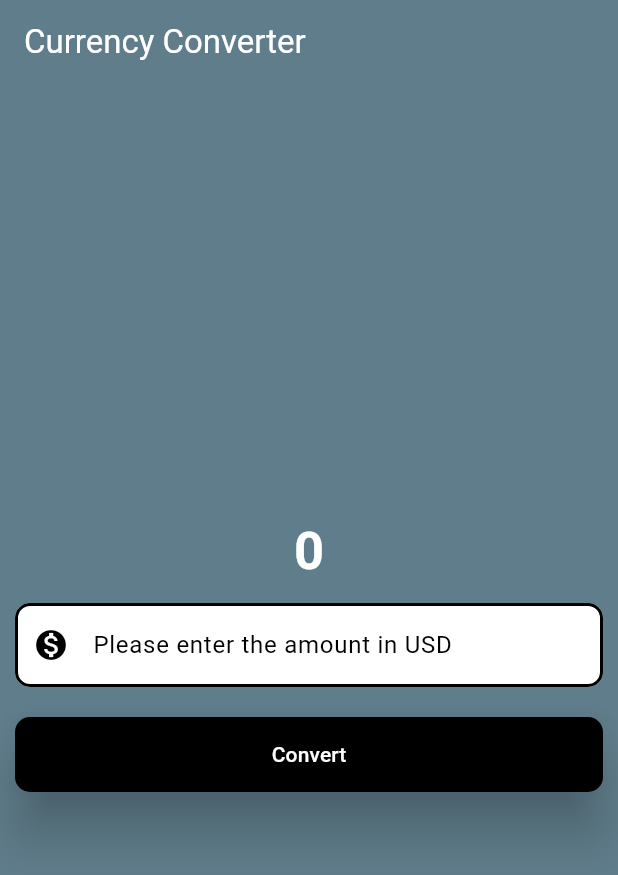
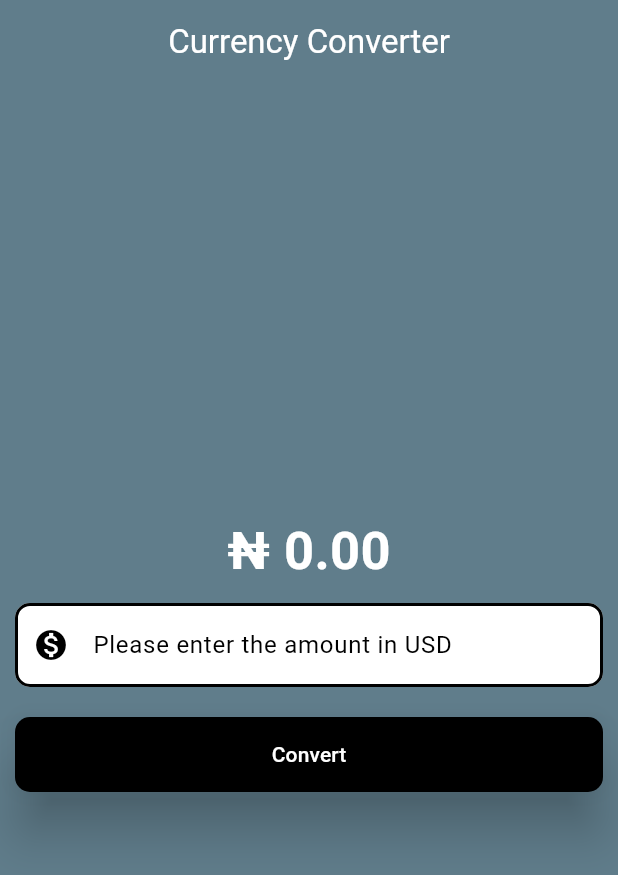
Before and after one commit to Josephus-git/currency_converter, a Flutter app: the screen it shows after launch, after a tap on "Convert", on a phone screen of 412 x 824 dp. Shown: the top 875 px of the screen. Run offline on Flutter 3.47's test engine with Material 3 defaults, Android fonts, the phone set to English and light mode, and no system bars.

Commit message:
added naira to currency conv

```diff
--- a/lib/currency_converter_main_page.dart
+++ b/lib/currency_converter_main_page.dart
@@ -1,13 +1,36 @@
 import 'package:flutter/material.dart';
 
-class CurrencyConverterMaterialPage extends StatelessWidget {
+class CurrencyConverterMaterialPage extends StatefulWidget {
   const CurrencyConverterMaterialPage({super.key});
+
+  @override
+  State<CurrencyConverterMaterialPage> createState() {
+    return _CurrencyConverterMaterialPageState();
+  }
+}
+
+class _CurrencyConverterMaterialPageState
+    extends State<CurrencyConverterMaterialPage> {
+  double result = 0;
+  final TextEditingController textEditingController = TextEditingController();
+
+  void _convert() {
+    setState(() {
+      result = (double.tryParse(textEditingController.text) ?? 0) * 1500;
+    });
+  }
+
+  @override
+  void dispose() {
+    textEditingController.dispose();
+    super.dispose();
+  }
 
   @override
   Widget build(BuildContext context) {
     final border = OutlineInputBorder(
-      borderSide: BorderSide(width: 2.0, style: BorderStyle.solid),
-      borderRadius: BorderRadius.all(Radius.circular(10)),
+      borderSide: const BorderSide(width: 2.0, style: BorderStyle.solid),
+      borderRadius: const BorderRadius.all(Radius.circular(10)),
     );
     return Scaffold(
       backgroundColor: Colors.blueGrey,
@@ -18,6 +41,7 @@ class CurrencyConverterMaterialPage extends StatelessWidget {
           'Currency Converter',
           style: TextStyle(color: Colors.white),
         ),
+        centerTitle: true,
       ),
       body: Center(
         child: Column(
@@ -25,46 +49,47 @@ class CurrencyConverterMaterialPage extends StatelessWidget {
           crossAxisAlignment: CrossAxisAlignment.center,
           children: [
             Text(
-              '0',
-              style: TextStyle(
+              '₦ ${result.toStringAsFixed(2)}',
+              style: const TextStyle(
                 fontSize: 35,
                 fontWeight: FontWeight.bold,
-                color: Color.fromARGB(255, 255, 255, 255),
+                color: Colors.white,
               ),
             ),
             Padding(
               padding: const EdgeInsets.all(10),
               child: TextField(
-                style: TextStyle(color: Colors.black),
+                controller: textEditingController,
+                style: const TextStyle(color: Colors.black),
                 decoration: InputDecoration(
                   hintText: 'Please enter the amount in USD',
-                  hintStyle: TextStyle(color: Colors.black),
-                  prefixIcon: Icon(Icons.monetization_on),
+                  hintStyle: const TextStyle(color: Colors.black),
+                  prefixIcon: const Icon(Icons.monetization_on),
                   prefixIconColor: Colors.black,
                   filled: true,
                   fillColor: Colors.white,
                   focusedBorder: border,
                   enabledBorder: border,
                 ),
-                keyboardType: TextInputType.numberWithOptions(decimal: true),
+                keyboardType: const TextInputType.numberWithOptions(
+                  decimal: true,
+                ),
               ),
             ),
             Padding(
               padding: const EdgeInsets.all(10),
               child: ElevatedButton(
-                onPressed: () {
-                  debugPrint('button clicked');
-                },
-                style: TextButton.styleFrom(
-                  elevation: (15),
-                  backgroundColor: (Colors.black),
-                  foregroundColor: (Colors.white),
+                onPressed: _convert,
+                style: ElevatedButton.styleFrom(
+                  elevation: 15,
+                  backgroundColor: Colors.black,
+                  foregroundColor: Colors.white,
                   minimumSize: const Size(double.infinity, 50),
                   shape: RoundedRectangleBorder(
                     borderRadius: BorderRadius.circular(10),
                   ),
                 ),
-                child: Text('Convert'),
+                child: const Text('Convert'),
               ),
             ),
           ],
```
